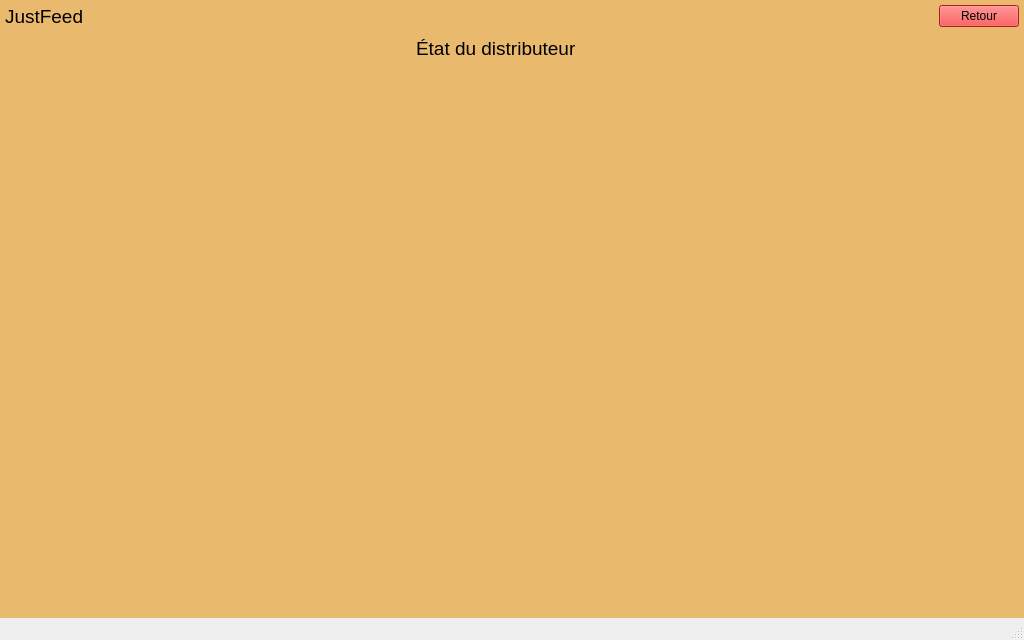
The window that just-feed/ihmjustfeed.ui (btssn-lasalle-84/just-feed-2022) describes before a commit, drawn with Qt 5.
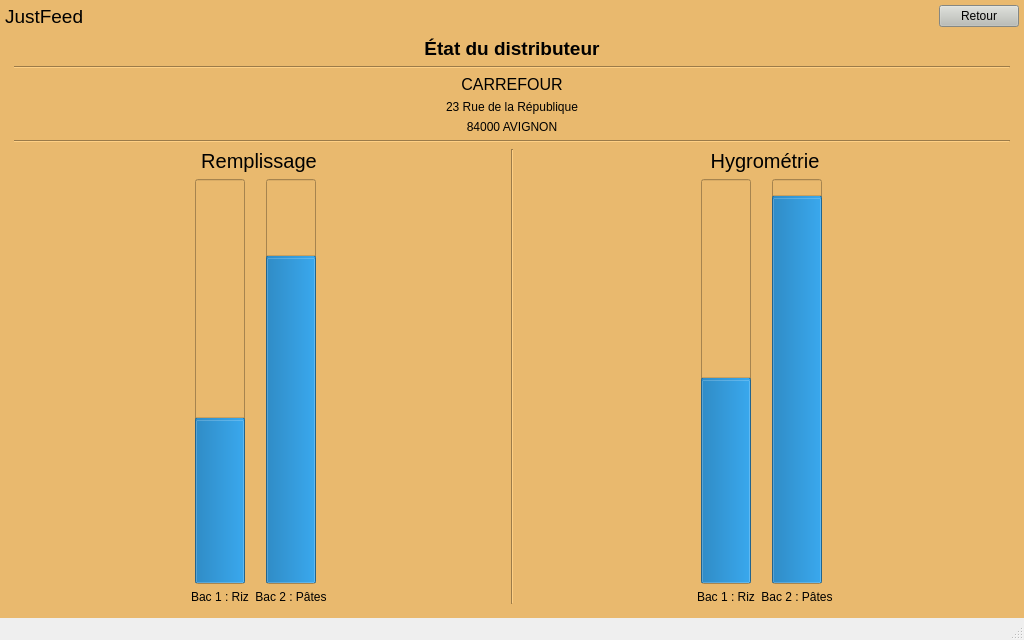
The same window after the commit. The open tabs and pages were chosen to show the change.

Commit message: JFEED22-10 Modifie la page état d'un distributeur

What changed in the file:
```diff
--- a/just-feed/ihmjustfeed.ui
+++ b/just-feed/ihmjustfeed.ui
@@ -86,9 +86,9 @@
            <colorrole role="Button">
             <brush brushstyle="SolidPattern">
              <color alpha="255">
-              <red>239</red>
-              <green>41</green>
-              <blue>41</blue>
+              <red>186</red>
+              <green>189</green>
+              <blue>182</blue>
              </color>
             </brush>
            </colorrole>
@@ -158,18 +158,18 @@
            <colorrole role="Base">
             <brush brushstyle="SolidPattern">
              <color alpha="255">
-              <red>239</red>
-              <green>41</green>
-              <blue>41</blue>
+              <red>186</red>
+              <green>189</green>
+              <blue>182</blue>
              </color>
             </brush>
            </colorrole>
            <colorrole role="Window">
             <brush brushstyle="SolidPattern">
              <color alpha="255">
-              <red>239</red>
-              <green>41</green>
-              <blue>41</blue>
+              <red>186</red>
+              <green>189</green>
+              <blue>182</blue>
              </color>
             </brush>
            </colorrole>
@@ -232,9 +232,9 @@
            <colorrole role="Button">
             <brush brushstyle="SolidPattern">
              <color alpha="255">
-              <red>239</red>
-              <green>41</green>
-              <blue>41</blue>
+              <red>186</red>
+              <green>189</green>
+              <blue>182</blue>
              </color>
             </brush>
            </colorrole>
@@ -304,18 +304,18 @@
            <colorrole role="Base">
             <brush brushstyle="SolidPattern">
              <color alpha="255">
-              <red>239</red>
-              <green>41</green>
-              <blue>41</blue>
+              <red>186</red>
+              <green>189</green>
+              <blue>182</blue>
              </color>
             </brush>
            </colorrole>
            <colorrole role="Window">
             <brush brushstyle="SolidPattern">
              <color alpha="255">
-              <red>239</red>
-              <green>41</green>
-              <blue>41</blue>
+              <red>186</red>
+              <green>189</green>
+              <blue>182</blue>
              </color>
             </brush>
            </colorrole>
@@ -378,9 +378,9 @@
            <colorrole role="Button">
             <brush brushstyle="SolidPattern">
              <color alpha="255">
-              <red>239</red>
-              <green>41</green>
-              <blue>41</blue>
+              <red>186</red>
+              <green>189</green>
+              <blue>182</blue>
              </color>
             </brush>
            </colorrole>
@@ -450,18 +450,18 @@
            <colorrole role="Base">
             <brush brushstyle="SolidPattern">
              <color alpha="255">
-              <red>239</red>
-              <green>41</green>
-              <blue>41</blue>
+              <red>186</red>
+              <green>189</green>
+              <blue>182</blue>
              </color>
             </brush>
            </colorrole>
            <colorrole role="Window">
             <brush brushstyle="SolidPattern">
              <color alpha="255">
-              <red>239</red>
-              <green>41</green>
-              <blue>41</blue>
+              <red>186</red>
+              <green>189</green>
+              <blue>182</blue>
              </color>
             </brush>
            </colorrole>
@@ -514,7 +514,7 @@
          </palette>
         </property>
         <property name="styleSheet">
-         <string notr="true">background-color: rgb(239, 41, 41);</string>
+         <string notr="true">background-color: rgb(186, 189, 182)</string>
         </property>
         <property name="text">
          <string>Retour</string>
@@ -1045,24 +1045,416 @@
        </layout>
       </widget>
       <widget class="QWidget" name="pageDistributeur">
-       <widget class="QLabel" name="labelEtatDistributeur">
-        <property name="geometry">
-         <rect>
-          <x>411</x>
-          <y>9</y>
-          <width>192</width>
-          <height>22</height>
-         </rect>
-        </property>
-        <property name="font">
-         <font>
-          <pointsize>14</pointsize>
-         </font>
-        </property>
-        <property name="text">
-         <string>État du distributeur</string>
-        </property>
-       </widget>
+       <layout class="QVBoxLayout" name="verticalLayout_4">
+        <item>
+         <layout class="QVBoxLayout" name="verticalLayoutInformationsDistributeur">
+          <property name="rightMargin">
+           <number>0</number>
+          </property>
+          <item>
+           <widget class="QLabel" name="labelEtatDistributeur">
+            <property name="font">
+             <font>
+              <pointsize>14</pointsize>
+              <weight>75</weight>
+              <bold>true</bold>
+             </font>
+            </property>
+            <property name="text">
+             <string>État du distributeur</string>
+            </property>
+            <property name="alignment">
+             <set>Qt::AlignCenter</set>
+            </property>
+           </widget>
+          </item>
+          <item>
+           <widget class="Line" name="lineTitre">
+            <property name="orientation">
+             <enum>Qt::Horizontal</enum>
+            </property>
+           </widget>
+          </item>
+          <item>
+           <widget class="QLabel" name="labelNom">
+            <property name="font">
+             <font>
+              <pointsize>12</pointsize>
+              <weight>50</weight>
+              <bold>false</bold>
+             </font>
+            </property>
+            <property name="text">
+             <string>CARREFOUR</string>
+            </property>
+            <property name="alignment">
+             <set>Qt::AlignCenter</set>
+            </property>
+           </widget>
+          </item>
+          <item>
+           <widget class="QLabel" name="labelAdresse">
+            <property name="text">
+             <string>23 Rue de la République</string>
+            </property>
+            <property name="alignment">
+             <set>Qt::AlignCenter</set>
+            </property>
+           </widget>
+          </item>
+          <item>
+           <widget class="QLabel" name="labelVille">
+            <property name="text">
+             <string>84000 AVIGNON</string>
+            </property>
+            <property name="alignment">
+             <set>Qt::AlignCenter</set>
+            </property>
+           </widget>
+          </item>
+          <item>
+           <widget class="Line" name="lineDistributeur">
+            <property name="orientation">
+             <enum>Qt::Horizontal</enum>
+            </property>
+           </widget>
+          </item>
+          <item>
+           <layout class="QHBoxLayout" name="horizontalLayout_2">
+            <item>
+             <spacer name="horizontalSpacer_2">
+              <property name="orientation">
+               <enum>Qt::Horizontal</enum>
+              </property>
+              <property name="sizeHint" stdset="0">
+               <size>
+                <width>40</width>
+                <height>20</height>
+               </size>
+              </property>
+             </spacer>
+            </item>
+            <item>
+             <layout class="QVBoxLayout" name="verticalLayoutRemplissage">
+              <property name="bottomMargin">
+               <number>0</number>
+              </property>
+              <item>
+               <widget class="QLabel" name="labelTitreRemplissage">
+                <property name="font">
+                 <font>
+                  <pointsize>-1</pointsize>
+                  <weight>11</weight>
+                  <italic>false</italic>
+                  <bold>false</bold>
+                 </font>
+                </property>
+                <property name="styleSheet">
+                 <string notr="true">font: 90 &quot;Ubuntu Condensed&quot;;
+font-size: 20px;</string>
+                </property>
+                <property name="text">
+                 <string>Remplissage</string>
+                </property>
+                <property name="alignment">
+                 <set>Qt::AlignCenter</set>
+                </property>
+               </widget>
+              </item>
+              <item>
+               <layout class="QHBoxLayout" name="horizontalLayoutNiveauxRemplissage">
+                <property name="rightMargin">
+                 <number>0</number>
+                </property>
+                <item>
+                 <layout class="QVBoxLayout" name="verticalLayoutRemplissageBac1">
+                  <property name="topMargin">
+                   <number>0</number>
+                  </property>
+                  <property name="bottomMargin">
+                   <number>0</number>
+                  </property>
+                  <item alignment="Qt::AlignHCenter">
+                   <widget class="QProgressBar" name="progressBarRemplissageBac1">
+                    <property name="sizePolicy">
+                     <sizepolicy hsizetype="Fixed" vsizetype="Expanding">
+                      <horstretch>0</horstretch>
+                      <verstretch>0</verstretch>
+                     </sizepolicy>
+                    </property>
+                    <property name="minimumSize">
+                     <size>
+                      <width>50</width>
+                      <height>0</height>
+                     </size>
+                    </property>
+                    <property name="maximumSize">
+                     <size>
+                      <width>16777215</width>
+                      <height>16777215</height>
+                     </size>
+                    </property>
+                    <property name="layoutDirection">
+                     <enum>Qt::LeftToRight</enum>
+                    </property>
+                    <property name="styleSheet">
+                     <string notr="true">QProgressBar::chunk:horizontal {
+
+};</string>
+                    </property>
+                    <property name="maximum">
+                     <number>100</number>
+                    </property>
+                    <property name="value">
+                     <number>40</number>
+                    </property>
+                    <property name="alignment">
+                     <set>Qt::AlignBottom|Qt::AlignHCenter</set>
+                    </property>
+                    <property name="orientation">
+                     <enum>Qt::Vertical</enum>
+                    </property>
+                    <property name="invertedAppearance">
+                     <bool>false</bool>
+                    </property>
+                    <property name="textDirection">
+                     <enum>QProgressBar::TopToBottom</enum>
+                    </property>
+                    <property name="format">
+                     <string>%p%</string>
+                    </property>
+                   </widget>
+                  </item>
+                  <item>
+                   <widget class="QLabel" name="labelNomProduitBac1">
+                    <property name="text">
+                     <string>Bac 1 : Riz</string>
+                    </property>
+                    <property name="alignment">
+                     <set>Qt::AlignCenter</set>
+                    </property>
+                   </widget>
+                  </item>
+                 </layout>
+                </item>
+                <item>
+                 <layout class="QVBoxLayout" name="verticalLayoutRemplissageBac2">
+                  <property name="topMargin">
+                   <number>0</number>
+                  </property>
+                  <property name="bottomMargin">
+                   <number>0</number>
+                  </property>
+                  <item alignment="Qt::AlignHCenter">
+                   <widget class="QProgressBar" name="progressBarRemplissageBac2">
+                    <property name="minimumSize">
+                     <size>
+                      <width>50</width>
+                      <height>0</height>
+                     </size>
+                    </property>
+                    <property name="styleSheet">
+                     <string notr="true">QProgressBar::chunk:horizontal {
+
+};</string>
+                    </property>
+                    <property name="value">
+                     <number>80</number>
+                    </property>
+                    <property name="alignment">
+                     <set>Qt::AlignBottom|Qt::AlignHCenter</set>
+                    </property>
+                    <property name="textVisible">
+                     <bool>true</bool>
+                    </property>
+                    <property name="orientation">
+                     <enum>Qt::Vertical</enum>
+                    </property>
+                   </widget>
+                  </item>
+                  <item>
+                   <widget class="QLabel" name="labelNomProduitBac2">
+                    <property name="text">
+                     <string>Bac 2 : Pâtes</string>
+                    </property>
+                    <property name="alignment">
+                     <set>Qt::AlignCenter</set>
+                    </property>
+                   </widget>
+                  </item>
+                 </layout>
+                </item>
+               </layout>
+              </item>
+             </layout>
+            </item>
+            <item>
+             <spacer name="horizontalSpacer_3">
+              <property name="orientation">
+               <enum>Qt::Horizontal</enum>
+              </property>
+              <property name="sizeHint" stdset="0">
+               <size>
+                <width>40</width>
+                <height>20</height>
+               </size>
+              </property>
+             </spacer>
+            </item>
+            <item>
+             <widget class="Line" name="lineNiveaux">
+              <property name="orientation">
+               <enum>Qt::Vertical</enum>
+              </property>
+             </widget>
+            </item>
+            <item>
+             <spacer name="horizontalSpacer_4">
+              <property name="orientation">
+               <enum>Qt::Horizontal</enum>
+              </property>
+              <property name="sizeHint" stdset="0">
+               <size>
+                <width>40</width>
+                <height>20</height>
+               </size>
+              </property>
+             </spacer>
+            </item>
+            <item>
+             <layout class="QVBoxLayout" name="verticalLayoutHygrometrie">
+              <property name="bottomMargin">
+               <number>0</number>
+              </property>
+              <item>
+               <widget class="QLabel" name="labelTitreHygrometrie">
+                <property name="styleSheet">
+                 <string notr="true">font: 90 &quot;Ubuntu Condensed&quot;;
+font-size: 20px;</string>
+                </property>
+                <property name="text">
+                 <string>Hygrométrie</string>
+                </property>
+                <property name="alignment">
+                 <set>Qt::AlignCenter</set>
+                </property>
+               </widget>
+              </item>
+              <item>
+               <layout class="QHBoxLayout" name="horizontalLayoutNiveauHygrometrie">
+                <property name="rightMargin">
+                 <number>0</number>
+                </property>
+                <item>
+                 <layout class="QVBoxLayout" name="verticalLayoutBac1" stretch="0,0">
+                  <property name="leftMargin">
+                   <number>0</number>
+                  </property>
+                  <property name="topMargin">
+                   <number>0</number>
+                  </property>
+                  <property name="rightMargin">
+                   <number>0</number>
+                  </property>
+                  <property name="bottomMargin">
+                   <number>0</number>
+                  </property>
+                  <item alignment="Qt::AlignHCenter">
+                   <widget class="QProgressBar" name="progressBarBac1_2">
+                    <property name="minimumSize">
+                     <size>
+                      <width>50</width>
+                      <height>0</height>
+                     </size>
+                    </property>
+                    <property name="styleSheet">
+                     <string notr="true">QProgressBar::chunk:horizontal {
+
+};</string>
+                    </property>
+                    <property name="value">
+                     <number>50</number>
+                    </property>
+                    <property name="alignment">
+                     <set>Qt::AlignBottom|Qt::AlignHCenter</set>
+                    </property>
+                    <property name="orientation">
+                     <enum>Qt::Vertical</enum>
+                    </property>
+                   </widget>
+                  </item>
+                  <item>
+                   <widget class="QLabel" name="labelNomProduitBac1_2">
+                    <property name="text">
+                     <string>Bac 1 : Riz</string>
+                    </property>
+                    <property name="alignment">
+                     <set>Qt::AlignCenter</set>
+                    </property>
+                   </widget>
+                  </item>
+                 </layout>
+                </item>
+                <item>
+                 <layout class="QVBoxLayout" name="verticalLayoutBac2">
+                  <item alignment="Qt::AlignHCenter">
+                   <widget class="QProgressBar" name="progressBarBac2_2">
+                    <property name="minimumSize">
+                     <size>
+                      <width>50</width>
+                      <height>0</height>
+                     </size>
+                    </property>
+                    <property name="styleSheet">
+                     <string notr="true">QProgressBar::chunk:horizontal {
+
+};</string>
+                    </property>
+                    <property name="value">
+                     <number>95</number>
+                    </property>
+                    <property name="alignment">
+                     <set>Qt::AlignBottom|Qt::AlignHCenter</set>
+                    </property>
+                    <property name="orientation">
+                     <enum>Qt::Vertical</enum>
+                    </property>
+                   </widget>
+                  </item>
+                  <item>
+                   <widget class="QLabel" name="labelNomProduitBac2_2">
+                    <property name="text">
+                     <string>Bac 2 : Pâtes</string>
+                    </property>
+                    <property name="alignment">
+                     <set>Qt::AlignCenter</set>
+                    </property>
+                   </widget>
+                  </item>
+                 </layout>
+                </item>
+               </layout>
+              </item>
+             </layout>
+            </item>
+            <item>
+             <spacer name="horizontalSpacer_5">
+              <property name="orientation">
+               <enum>Qt::Horizontal</enum>
+              </property>
+              <property name="sizeHint" stdset="0">
+               <size>
+                <width>40</width>
+                <height>20</height>
+               </size>
+              </property>
+             </spacer>
+            </item>
+           </layout>
+          </item>
+         </layout>
+        </item>
+       </layout>
       </widget>
       <widget class="QWidget" name="pageIntervention">
        <widget class="QLabel" name="labelPlanificationIntervention">
```
Left out of the diff: 12 changed lines with no effect on the pictures. The commit also changes 3 other files.
